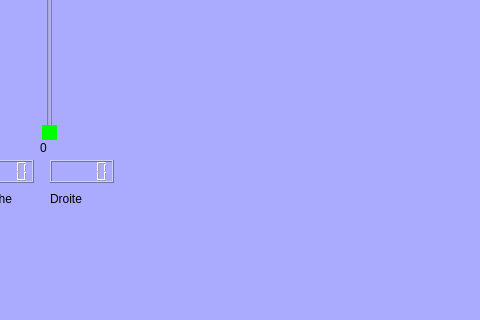
monsieur7/robotProjet, file mainwindow.ui: the form before one commit; both pictures show x 650 to 1130 and y 296 to 616 of the 1453 by 745 pixel window.
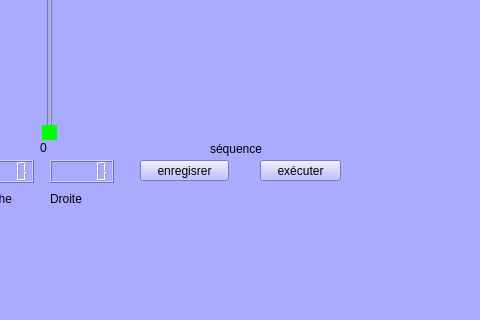
The form after the commit.

```diff
--- a/mainwindow.ui
+++ b/mainwindow.ui
@@ -505,6 +505,45 @@
      <string>LEFT</string>
     </property>
    </widget>
+   <widget class="QPushButton" name="enregistrer">
+    <property name="geometry">
+     <rect>
+      <x>790</x>
+      <y>420</y>
+      <width>89</width>
+      <height>21</height>
+     </rect>
+    </property>
+    <property name="text">
+     <string>enregisrer</string>
+    </property>
+   </widget>
+   <widget class="QPushButton" name="executer">
+    <property name="geometry">
+     <rect>
+      <x>910</x>
+      <y>420</y>
+      <width>81</width>
+      <height>21</height>
+     </rect>
+    </property>
+    <property name="text">
+     <string>exécuter</string>
+    </property>
+   </widget>
+   <widget class="QLabel" name="label_10">
+    <property name="geometry">
+     <rect>
+      <x>860</x>
+      <y>400</y>
+      <width>67</width>
+      <height>17</height>
+     </rect>
+    </property>
+    <property name="text">
+     <string>séquence</string>
+    </property>
+   </widget>
   </widget>
   <widget class="QMenuBar" name="menuBar">
    <property name="geometry">
```
Left out of the diff: 2 changed lines with no effect on the pictures.
